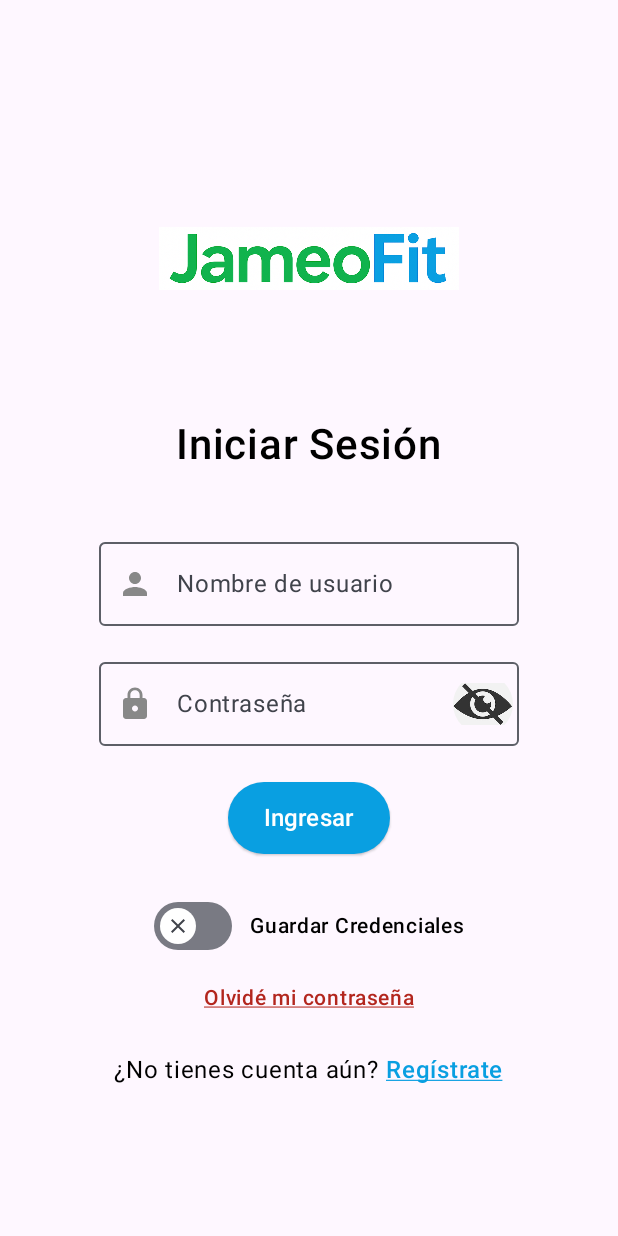
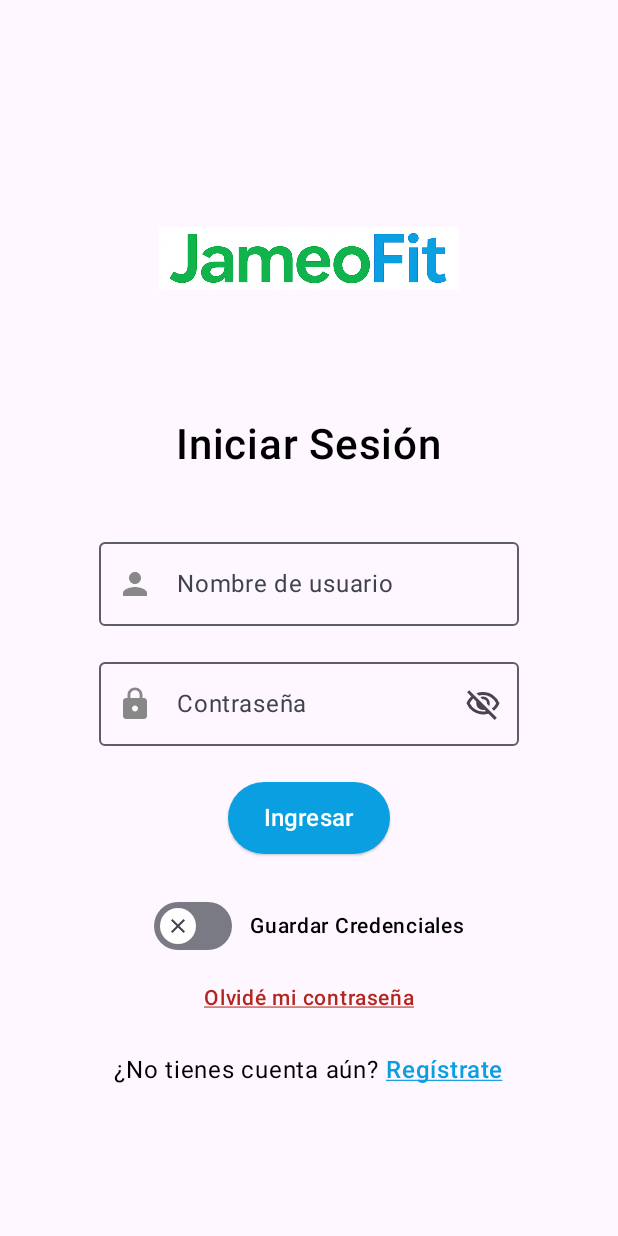
Before and after one commit to G2-Aplicaciones-Moviles/Native-Frontend, an Android app built with Jetpack Compose: the GateScreen screen opened through its navigation route, on a phone screen of 412 x 824 dp. Run offline under Robolectric (Android 15) with nearby library versions, the phone set to English and light mode, and no system bars; our stand-ins replace Room's generated code.

Commit message:
feat(iam): replace password visibility icons with vector drawables

```diff
--- a/app/src/main/java/pe/edu/upc/jameofit/iam/presentation/view/Login.kt
+++ b/app/src/main/java/pe/edu/upc/jameofit/iam/presentation/view/Login.kt
@@ -14,7 +14,6 @@
 import androidx.compose.foundation.text.KeyboardOptions
 import androidx.compose.material.icons.Icons
 import androidx.compose.material.icons.filled.Check
-import androidx.compose.material.icons.filled.CheckCircle
 import androidx.compose.material.icons.filled.Close
 import androidx.compose.material.icons.filled.Lock
 import androidx.compose.material.icons.filled.Person
@@ -156,7 +155,7 @@
                 trailingIcon = {
                     IconButton(onClick = { passwordVisible = !passwordVisible }) {
                         Icon(
-                            painter = painterResource(id = if (passwordVisible) R.drawable.ojo_abierto else R.drawable.ojo_cerrado),
+                            painter = painterResource(id = if (passwordVisible) R.drawable.visibility_24px else R.drawable.visibility_off_24px),
                             contentDescription = if (passwordVisible) "Ocultar contraseña" else "Mostrar contraseña",
                             tint = Color.Unspecified
                         )
--- a/app/src/main/java/pe/edu/upc/jameofit/iam/presentation/view/Register.kt
+++ b/app/src/main/java/pe/edu/upc/jameofit/iam/presentation/view/Register.kt
@@ -13,8 +13,6 @@
 import androidx.compose.foundation.layout.statusBarsPadding
 import androidx.compose.foundation.text.KeyboardOptions
 import androidx.compose.material.icons.Icons
-import androidx.compose.material.icons.filled.CheckCircle
-import androidx.compose.material.icons.filled.Close
 import androidx.compose.material.icons.filled.Lock
 import androidx.compose.material.icons.filled.Person
 import androidx.compose.material3.ButtonDefaults
@@ -146,7 +144,7 @@
                 trailingIcon = {
                     IconButton(onClick = { passwordVisible = !passwordVisible }) {
                         Icon(
-                            painter = painterResource(id = if (passwordVisible) R.drawable.ojo_abierto else R.drawable.ojo_cerrado),
+                            painter = painterResource(id = if (passwordVisible) R.drawable.visibility_24px else R.drawable.visibility_off_24px),
                             contentDescription = if (passwordVisible) "Ocultar contraseña" else "Mostrar contraseña",
                             tint = Color.Unspecified
                         )
--- /dev/null
+++ b/app/src/main/res/drawable/visibility_24px.xml
@@ -0,0 +1,10 @@
+<vector xmlns:android="http://schemas.android.com/apk/res/android"
+    android:width="24dp"
+    android:height="24dp"
+    android:viewportWidth="960"
+    android:viewportHeight="960"
+    android:tint="?attr/colorControlNormal">
+  <path
+      android:fillColor="@android:color/white"
+      android:pathData="M480,640Q555,640 607.5,587.5Q660,535 660,460Q660,385 607.5,332.5Q555,280 480,280Q405,280 352.5,332.5Q300,385 300,460Q300,535 352.5,587.5Q405,640 480,640ZM480,568Q435,568 403.5,536.5Q372,505 372,460Q372,415 403.5,383.5Q435,352 480,352Q525,352 556.5,383.5Q588,415 588,460Q588,505 556.5,536.5Q525,568 480,568ZM480,760Q334,760 214,678.5Q94,597 40,460Q94,323 214,241.5Q334,160 480,160Q626,160 746,241.5Q866,323 920,460Q866,597 746,678.5Q626,760 480,760ZM480,460Q480,460 480,460Q480,460 480,460Q480,460 480,460Q480,460 480,460Q480,460 480,460Q480,460 480,460Q480,460 480,460Q480,460 480,460ZM480,680Q593,680 687.5,620.5Q782,561 832,460Q782,359 687.5,299.5Q593,240 480,240Q367,240 272.5,299.5Q178,359 128,460Q178,561 272.5,620.5Q367,680 480,680Z"/>
+</vector>
--- /dev/null
+++ b/app/src/main/res/drawable/visibility_off_24px.xml
@@ -0,0 +1,10 @@
+<vector xmlns:android="http://schemas.android.com/apk/res/android"
+    android:width="24dp"
+    android:height="24dp"
+    android:viewportWidth="960"
+    android:viewportHeight="960"
+    android:tint="?attr/colorControlNormal">
+  <path
+      android:fillColor="@android:color/white"
+      android:pathData="M644,532L586,474Q595,427 559,386Q523,345 466,354L408,296Q425,288 442.5,284Q460,280 480,280Q555,280 607.5,332.5Q660,385 660,460Q660,480 656,497.5Q652,515 644,532ZM772,658L714,602Q752,573 781.5,538.5Q811,504 832,460Q782,359 688.5,299.5Q595,240 480,240Q451,240 423,244Q395,248 368,256L306,194Q347,177 390,168.5Q433,160 480,160Q631,160 749,243.5Q867,327 920,460Q897,519 859.5,569.5Q822,620 772,658ZM792,904L624,738Q589,749 553.5,754.5Q518,760 480,760Q329,760 211,676.5Q93,593 40,460Q61,407 93,361.5Q125,316 166,280L56,168L112,112L848,848L792,904ZM222,336Q193,362 169,393Q145,424 128,460Q178,561 271.5,620.5Q365,680 480,680Q500,680 519,677.5Q538,675 558,672L522,634Q511,637 501,638.5Q491,640 480,640Q405,640 352.5,587.5Q300,535 300,460Q300,449 301.5,439Q303,429 306,418L222,336ZM541,429L541,429Q541,429 541,429Q541,429 541,429Q541,429 541,429Q541,429 541,429Q541,429 541,429Q541,429 541,429ZM390,504Q390,504 390,504Q390,504 390,504L390,504Q390,504 390,504Q390,504 390,504Q390,504 390,504Q390,504 390,504Z"/>
+</vector>
```
Also changed, not shown: app/src/main/res/drawable/ojo_abierto.jpg (deleted), app/src/main/res/drawable/ojo_cerrado.jpg (deleted).
